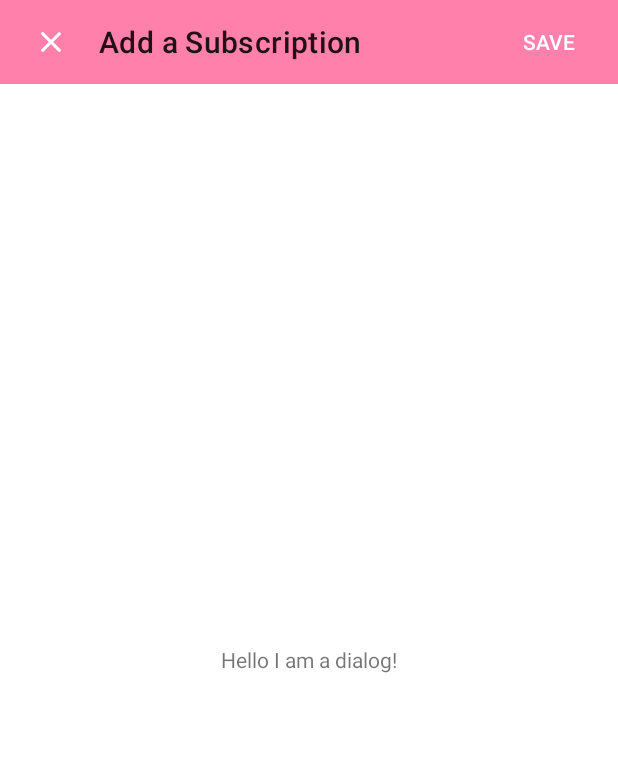
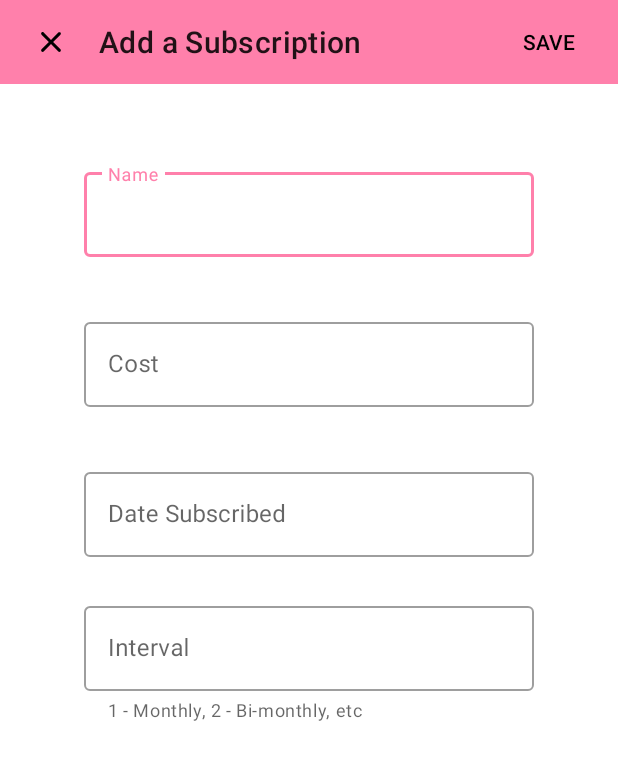
Before and after one commit to XinnyLiuu/Piggy, an Android app: the fragment SubscriptionCreateFragment placed in its activity, item 2 of the bottom bar chosen, on a phone screen of 412 x 824 dp. Shown: the top 760 px of the screen. Run offline under Robolectric (Android 15) with nearby library versions, the light colour scheme and no system bars; our stand-ins replace Room's generated code, navigation-ui.

Commit message:
finished ui for subscription creation

```diff
--- a/app/src/main/java/com/xl4998/piggy/data/db/SubscriptionRepository.kt
+++ b/app/src/main/java/com/xl4998/piggy/data/db/SubscriptionRepository.kt
@@ -4,7 +4,7 @@ import android.app.Application
 import com.xl4998.piggy.data.db.entities.Subscription
 
 /**
- * Handles all subscription related data operations
+ * Handles all subscription related data op erations
  */
 class SubscriptionRepository(application: Application) {
     // Prepare database instance
@@ -25,5 +25,10 @@ class SubscriptionRepository(application: Application) {
         return subscriptionDao.getSubByName(name)
     }
 
-    // TODO: other db related queries
+    /**
+     * Inserts a new subscription into the database
+     */
+    fun addSubscription(sub: Subscription) {
+        // TODO: Validation
+    }
 }
--- a/app/src/main/java/com/xl4998/piggy/data/db/dao/BaseDao.kt
+++ b/app/src/main/java/com/xl4998/piggy/data/db/dao/BaseDao.kt
@@ -2,16 +2,17 @@ package com.xl4998.piggy.data.db.dao
 
 import androidx.room.Delete
 import androidx.room.Insert
+import androidx.room.OnConflictStrategy
 import androidx.room.Update
 
 /**
  * Interface for methods that all children will inherit
  */
 interface BaseDao<T> {
-    @Insert
+    @Insert(onConflict = OnConflictStrategy.ABORT)
     fun insert(t: T)
 
-    @Update
+    @Update(onConflict = OnConflictStrategy.ABORT)
     fun update(t: T)
 
     @Delete
--- a/app/src/main/java/com/xl4998/piggy/ui/subscriptions/SubscriptionCreateFragment.kt
+++ b/app/src/main/java/com/xl4998/piggy/ui/subscriptions/SubscriptionCreateFragment.kt
@@ -1,15 +1,16 @@
 package com.xl4998.piggy.ui.subscriptions
 
-import android.os.Build
+import android.annotation.SuppressLint
+import android.app.DatePickerDialog
 import android.os.Bundle
 import android.view.LayoutInflater
 import android.view.View
 import android.view.ViewGroup
 import androidx.appcompat.widget.Toolbar
-import androidx.annotation.RequiresApi
 import androidx.fragment.app.DialogFragment
-
 import com.xl4998.piggy.R
+import kotlinx.android.synthetic.main.fragment_subscription_create.*
+import java.util.*
 
 /**
  * A full screen dialog that will assist in creating a new subscription
@@ -22,9 +23,10 @@ class SubscriptionCreateFragment : DialogFragment() {
 
     override fun onCreate(savedInstanceState: Bundle?) {
         super.onCreate(savedInstanceState)
-        setStyle(DialogFragment.STYLE_NORMAL, R.style.AppTheme_FullScreenDialog)
+        setStyle(STYLE_NORMAL, R.style.AppTheme_FullScreenDialog)
     }
 
+    @SuppressLint("SetTextI18n")
     override fun onCreateView(
         inflater: LayoutInflater, container: ViewGroup?,
         savedInstanceState: Bundle?
@@ -38,7 +40,7 @@ class SubscriptionCreateFragment : DialogFragment() {
         return view
     }
 
-    @RequiresApi(Build.VERSION_CODES.LOLLIPOP)
+    @SuppressLint("SetTextI18n")
     override fun onViewCreated(view: View, savedInstanceState: Bundle?) {
         super.onViewCreated(view, savedInstanceState)
 
@@ -50,6 +52,28 @@ class SubscriptionCreateFragment : DialogFragment() {
             dismiss()
             true
         }
+
+        // Setup date picker dialog
+        sub_date_field.setOnClickListener {
+            val cal: Calendar = Calendar.getInstance()
+            val m = cal.get(Calendar.MONTH)
+            val d = cal.get(Calendar.DAY_OF_MONTH)
+            val y = cal.get(Calendar.YEAR)
+
+            val picker = DatePickerDialog(
+                activity!!,
+                DatePickerDialog.OnDateSetListener { view, year, month, dayOfMonth ->
+                    sub_date_field.setText(String.format("%s/%s/%s", month + 1, dayOfMonth, year))
+                },
+                y, m, d
+            )
+
+            picker.show()
+        }
+
+        // TODO: https://stackoverflow.com/questions/14036674/how-to-limit-the-text-in-numbers-only-from-0-59-in-edit-text-in-android
+        // Setup pre-defined range for interval
+//        sub_interval_field.filters = [InputFilterMinMax()]
     }
 
     override fun onStart() {
--- a/app/src/main/java/com/xl4998/piggy/ui/subscriptions/SubscriptionsFragment.kt
+++ b/app/src/main/java/com/xl4998/piggy/ui/subscriptions/SubscriptionsFragment.kt
@@ -43,7 +43,7 @@ class SubscriptionsFragment : Fragment() {
         val createSubDialog = SubscriptionCreateFragment()
 
         // Setup listeners for button
-        open_dialog_button.setOnClickListener {
+        add_sub_button.setOnClickListener {
             createSubDialog.show(parentFragmentManager, "Create Sub Dialog")
         }
     }
--- /dev/null
+++ b/app/src/main/res/drawable/round_add_24.xml
@@ -0,0 +1,9 @@
+<vector xmlns:android="http://schemas.android.com/apk/res/android"
+    android:width="24dp"
+    android:height="24dp"
+    android:viewportWidth="24"
+    android:viewportHeight="24">
+  <path
+      android:fillColor="#FFFFFF"
+      android:pathData="M18,13h-5v5c0,0.55 -0.45,1 -1,1s-1,-0.45 -1,-1v-5H6c-0.55,0 -1,-0.45 -1,-1s0.45,-1 1,-1h5V6c0,-0.55 0.45,-1 1,-1s1,0.45 1,1v5h5c0.55,0 1,0.45 1,1s-0.45,1 -1,1z"/>
+</vector>
--- a/app/src/main/res/drawable/round_close_24.xml
+++ b/app/src/main/res/drawable/round_close_24.xml
@@ -4,6 +4,6 @@
     android:viewportWidth="24"
     android:viewportHeight="24">
   <path
-      android:fillColor="#FFFFFF"
+      android:fillColor="#000000"
       android:pathData="M18.3,5.71c-0.39,-0.39 -1.02,-0.39 -1.41,0L12,10.59 7.11,5.7c-0.39,-0.39 -1.02,-0.39 -1.41,0 -0.39,0.39 -0.39,1.02 0,1.41L10.59,12 5.7,16.89c-0.39,0.39 -0.39,1.02 0,1.41 0.39,0.39 1.02,0.39 1.41,0L12,13.41l4.89,4.89c0.39,0.39 1.02,0.39 1.41,0 0.39,-0.39 0.39,-1.02 0,-1.41L13.41,12l4.89,-4.89c0.38,-0.38 0.38,-1.02 0,-1.4z"/>
 </vector>
--- a/app/src/main/res/layout/fragment_subscription_create.xml
+++ b/app/src/main/res/layout/fragment_subscription_create.xml
@@ -20,17 +20,90 @@
 
     </com.google.android.material.appbar.AppBarLayout>
 
-    <FrameLayout
+    <androidx.constraintlayout.widget.ConstraintLayout
         android:layout_width="match_parent"
         android:layout_height="match_parent"
         app:layout_behavior="@string/appbar_scrolling_view_behavior">
 
-        <TextView
-            android:layout_width="wrap_content"
+        <com.google.android.material.textfield.TextInputLayout
+            android:layout_width="300dp"
             android:layout_height="wrap_content"
-            android:layout_gravity="center"
-            android:text="Hello I am a dialog!" />
+            android:hint="@string/sub_name"
+            app:layout_constraintBottom_toBottomOf="parent"
+            app:layout_constraintEnd_toEndOf="parent"
+            app:layout_constraintStart_toStartOf="parent"
+            app:layout_constraintTop_toTopOf="parent"
+            android:layout_marginBottom="600dp"
+            style="@style/Widget.MaterialComponents.TextInputLayout.OutlinedBox">
 
-    </FrameLayout>
+            <com.google.android.material.textfield.TextInputEditText
+                android:id="@+id/sub_name_field"
+                android:layout_width="match_parent"
+                android:layout_height="wrap_content"
+                android:inputType="text" />
+
+        </com.google.android.material.textfield.TextInputLayout>
+
+        <com.google.android.material.textfield.TextInputLayout
+            android:layout_width="300dp"
+            android:layout_height="wrap_content"
+            android:hint="@string/sub_cost"
+            app:layout_constraintBottom_toBottomOf="parent"
+            app:layout_constraintEnd_toEndOf="parent"
+            app:layout_constraintStart_toStartOf="parent"
+            app:layout_constraintTop_toTopOf="parent"
+            android:layout_marginBottom="400dp"
+            style="@style/Widget.MaterialComponents.TextInputLayout.OutlinedBox">
+
+            <com.google.android.material.textfield.TextInputEditText
+                android:id="@+id/sub_cost_field"
+                android:layout_width="match_parent"
+                android:layout_height="wrap_content"
+                android:inputType="numberDecimal" />
+
+        </com.google.android.material.textfield.TextInputLayout>
+
+        <com.google.android.material.textfield.TextInputLayout
+            android:id="@+id/sub_date_layout"
+            android:layout_width="300dp"
+            android:layout_height="wrap_content"
+            android:hint="@string/sub_date"
+            app:layout_constraintBottom_toBottomOf="parent"
+            app:layout_constraintEnd_toEndOf="parent"
+            app:layout_constraintStart_toStartOf="parent"
+            app:layout_constraintTop_toTopOf="parent"
+            android:layout_marginBottom="200dp"
+            style="@style/Widget.MaterialComponents.TextInputLayout.OutlinedBox">
+
+            <com.google.android.material.textfield.TextInputEditText
+                android:id="@+id/sub_date_field"
+                android:layout_width="match_parent"
+                android:layout_height="wrap_content"
+                android:focusable="false"
+                android:cursorVisible="false" />
+
+        </com.google.android.material.textfield.TextInputLayout>
+
+        <com.google.android.material.textfield.TextInputLayout
+            android:layout_width="300dp"
+            android:layout_height="wrap_content"
+            android:hint="@string/sub_interval"
+            app:layout_constraintBottom_toBottomOf="parent"
+            app:layout_constraintEnd_toEndOf="parent"
+            app:layout_constraintStart_toStartOf="parent"
+            app:layout_constraintTop_toTopOf="parent"
+            android:layout_marginBottom="0dp"
+            style="@style/Widget.MaterialComponents.TextInputLayout.OutlinedBox"
+            app:helperText="1 - Monthly, 2 - Bi-monthly, etc">
+
+            <com.google.android.material.textfield.TextInputEditText
+                android:id="@+id/sub_interval_field"
+                android:layout_width="match_parent"
+                android:layout_height="wrap_content"
+                android:inputType="number" />
+
+        </com.google.android.material.textfield.TextInputLayout>
+
+    </androidx.constraintlayout.widget.ConstraintLayout>
 
 </androidx.coordinatorlayout.widget.CoordinatorLayout>
--- a/app/src/main/res/layout/fragment_subscriptions.xml
+++ b/app/src/main/res/layout/fragment_subscriptions.xml
@@ -1,15 +1,21 @@
 <?xml version="1.0" encoding="utf-8"?>
-<FrameLayout xmlns:android="http://schemas.android.com/apk/res/android"
+<androidx.constraintlayout.widget.ConstraintLayout xmlns:android="http://schemas.android.com/apk/res/android"
     xmlns:tools="http://schemas.android.com/tools"
     android:layout_width="match_parent"
     android:layout_height="match_parent"
+    xmlns:app="http://schemas.android.com/apk/res-auto"
     tools:context=".ui.subscriptions.SubscriptionsFragment">
 
-    <Button
-        android:id="@+id/open_dialog_button"
+    <com.google.android.material.floatingactionbutton.ExtendedFloatingActionButton
+        android:id="@+id/add_sub_button"
         android:layout_width="wrap_content"
         android:layout_height="wrap_content"
-        android:text="Outlined button"
-        style="?attr/materialButtonOutlinedStyle" />
+        android:layout_marginBottom="75dp"
+        android:text="@string/add_subscription"
+        app:backgroundTint="@color/colorPrimary"
+        app:icon="@drawable/round_add_24"
+        app:layout_constraintBottom_toBottomOf="parent"
+        app:layout_constraintEnd_toEndOf="parent"
+        app:layout_constraintStart_toStartOf="parent" />
 
-</FrameLayout>
+</androidx.constraintlayout.widget.ConstraintLayout>
--- a/app/src/main/res/menu/fragment_subscription_create_menu.xml
+++ b/app/src/main/res/menu/fragment_subscription_create_menu.xml
@@ -3,8 +3,8 @@
     xmlns:app="http://schemas.android.com/apk/res-auto">
 
     <item
-        android:id="@+id/action_save"
-        android:title="save"
+        android:id="@+id/save_sub"
+        android:title="@string/save_sub"
         app:showAsAction="ifRoom" />
 
 </menu>
--- a/app/src/main/res/values/strings.xml
+++ b/app/src/main/res/values/strings.xml
@@ -5,4 +5,10 @@
 
     <!-- TODO: Remove or change this placeholder text -->
     <string name="hello_blank_fragment">Hello blank fragment</string>
+    <string name="add_subscription">Add Subscription</string>
+    <string name="save_sub">save</string>
+    <string name="sub_name">Name</string>
+    <string name="sub_cost">Cost</string>
+    <string name="sub_date">Date Subscribed</string>
+    <string name="sub_interval">Interval</string>
 </resources>
--- a/app/src/main/res/values/styles.xml
+++ b/app/src/main/res/values/styles.xml
@@ -15,7 +15,7 @@
         <item name="colorPrimary">@color/colorPrimary</item>
         <item name="android:windowIsFloating">false</item>
         <item name="android:windowBackground">@android:color/white</item>
-        <item name="actionMenuTextColor">@android:color/white</item>
+        <item name="actionMenuTextColor">@android:color/black</item>
     </style>
 
 </resources>
```
